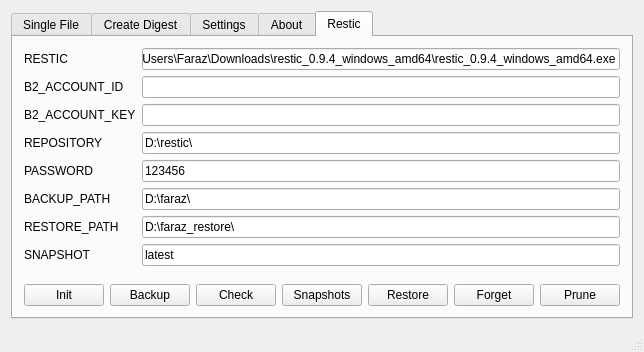
Above: src/mainwindow.ui from fffaraz/QtHashSum before the change. Below: the same form after it.
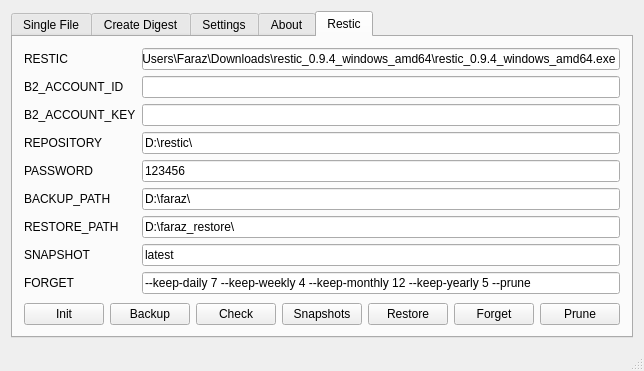
That is the form after the change. The open tabs and pages were chosen to show the change.

Patch:
```diff
--- a/src/mainwindow.ui
+++ b/src/mainwindow.ui
@@ -7,7 +7,7 @@
     <x>0</x>
     <y>0</y>
     <width>605</width>
-    <height>352</height>
+    <height>371</height>
    </rect>
   </property>
   <property name="windowTitle">
@@ -460,6 +460,20 @@
             </property>
            </widget>
           </item>
+          <item row="8" column="0">
+           <widget class="QLabel" name="label_10">
+            <property name="text">
+             <string>FORGET</string>
+            </property>
+           </widget>
+          </item>
+          <item row="8" column="1">
+           <widget class="QLineEdit" name="txtResticForget">
+            <property name="text">
+             <string>--keep-daily 7 --keep-weekly 4 --keep-monthly 12 --keep-yearly 5 --prune</string>
+            </property>
+           </widget>
+          </item>
          </layout>
         </item>
         <item>
```
